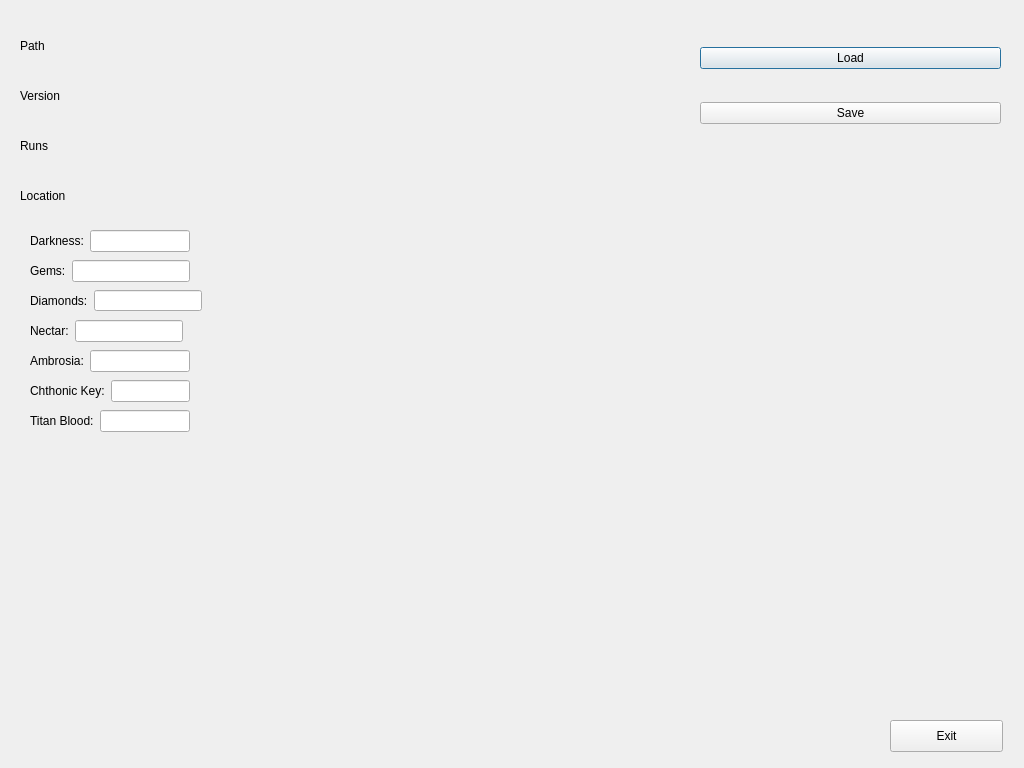
First picture: the form in pluto.ui, repository zsennenga/hades_save_editor, before the edit.
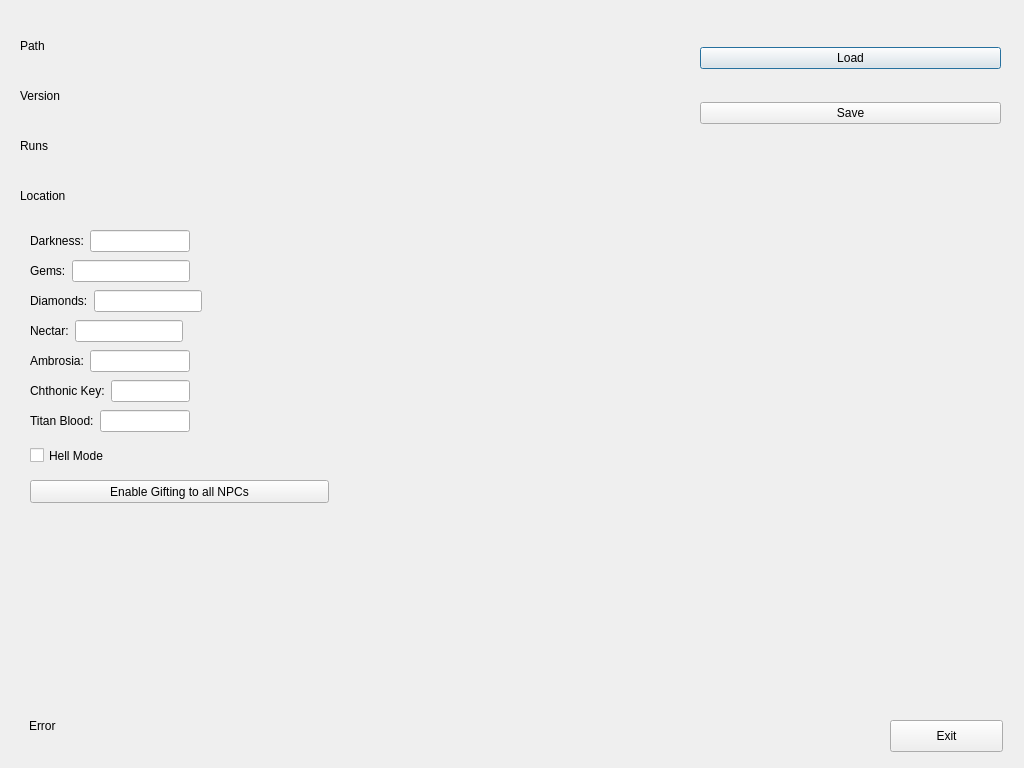
Second picture: the form after the edit.

What changed in the file:
```diff
--- a/pluto.ui
+++ b/pluto.ui
@@ -108,7 +108,7 @@
      <x>30</x>
      <y>290</y>
      <width>201</width>
-     <height>21</height>
+     <height>22</height>
     </rect>
    </property>
    <layout class="QFormLayout" name="formLayout_4">
@@ -843,6 +843,162 @@
     </item>
    </layout>
   </widget>
+  <widget class="QWidget" name="gridLayoutWidget_5">
+   <property name="geometry">
+    <rect>
+     <x>20</x>
+     <y>700</y>
+     <width>671</width>
+     <height>51</height>
+    </rect>
+   </property>
+   <layout class="QGridLayout" name="gridLayout_5">
+    <item row="0" column="0">
+     <widget class="QWidget" name="errorWidget" native="true">
+      <property name="enabled">
+       <bool>true</bool>
+      </property>
+      <layout class="QHBoxLayout" name="horizontalLayout_17">
+       <item>
+        <layout class="QHBoxLayout" name="errorLayout">
+         <item>
+          <layout class="QHBoxLayout" name="horizontalLayout_3">
+           <item>
+            <layout class="QHBoxLayout" name="horizontalLayout_4">
+             <item>
+              <layout class="QHBoxLayout" name="horizontalLayout_29">
+               <item>
+                <layout class="QHBoxLayout" name="horizontalLayout_30">
+                 <item>
+                  <widget class="QLabel" name="label_28">
+                   <property name="enabled">
+                    <bool>true</bool>
+                   </property>
+                   <property name="sizePolicy">
+                    <sizepolicy hsizetype="Fixed" vsizetype="Preferred">
+                     <horstretch>0</horstretch>
+                     <verstretch>0</verstretch>
+                    </sizepolicy>
+                   </property>
+                   <property name="minimumSize">
+                    <size>
+                     <width>30</width>
+                     <height>0</height>
+                    </size>
+                   </property>
+                   <property name="maximumSize">
+                    <size>
+                     <width>10</width>
+                     <height>16777215</height>
+                    </size>
+                   </property>
+                   <property name="text">
+                    <string>Error</string>
+                   </property>
+                  </widget>
+                 </item>
+                 <item>
+                  <widget class="QLabel" name="errorValue">
+                   <property name="enabled">
+                    <bool>true</bool>
+                   </property>
+                   <property name="text">
+                    <string/>
+                   </property>
+                  </widget>
+                 </item>
+                </layout>
+               </item>
+              </layout>
+             </item>
+            </layout>
+           </item>
+          </layout>
+         </item>
+        </layout>
+       </item>
+      </layout>
+     </widget>
+    </item>
+   </layout>
+  </widget>
+  <widget class="QCheckBox" name="hellModeCheckbox">
+   <property name="geometry">
+    <rect>
+     <x>30</x>
+     <y>440</y>
+     <width>131</width>
+     <height>31</height>
+    </rect>
+   </property>
+   <property name="text">
+    <string>Hell Mode</string>
+   </property>
+  </widget>
+  <widget class="QPushButton" name="interactionReset">
+   <property name="geometry">
+    <rect>
+     <x>30</x>
+     <y>480</y>
+     <width>299</width>
+     <height>23</height>
+    </rect>
+   </property>
+   <property name="text">
+    <string>Enable Gifting to all NPCs</string>
+   </property>
+  </widget>
+  <widget class="QWidget" name="gridLayoutWidget_6">
+   <property name="geometry">
+    <rect>
+     <x>700</x>
+     <y>170</y>
+     <width>301</width>
+     <height>51</height>
+    </rect>
+   </property>
+   <layout class="QGridLayout" name="gridLayout_6">
+    <item row="0" column="0">
+     <widget class="QWidget" name="errorWidget_2" native="true">
+      <property name="enabled">
+       <bool>true</bool>
+      </property>
+      <layout class="QHBoxLayout" name="horizontalLayout_18">
+       <item>
+        <layout class="QHBoxLayout" name="errorLayout_2">
+         <item>
+          <layout class="QHBoxLayout" name="horizontalLayout_5">
+           <item>
+            <layout class="QHBoxLayout" name="horizontalLayout_6">
+             <item>
+              <layout class="QHBoxLayout" name="horizontalLayout_31">
+               <item>
+                <layout class="QHBoxLayout" name="horizontalLayout_32">
+                 <item>
+                  <widget class="QLabel" name="state">
+                   <property name="enabled">
+                    <bool>true</bool>
+                   </property>
+                   <property name="text">
+                    <string/>
+                   </property>
+                  </widget>
+                 </item>
+                </layout>
+               </item>
+              </layout>
+             </item>
+            </layout>
+           </item>
+          </layout>
+         </item>
+        </layout>
+       </item>
+      </layout>
+     </widget>
+    </item>
+   </layout>
+  </widget>
  </widget>
  <resources/>
  <connections/>
```
